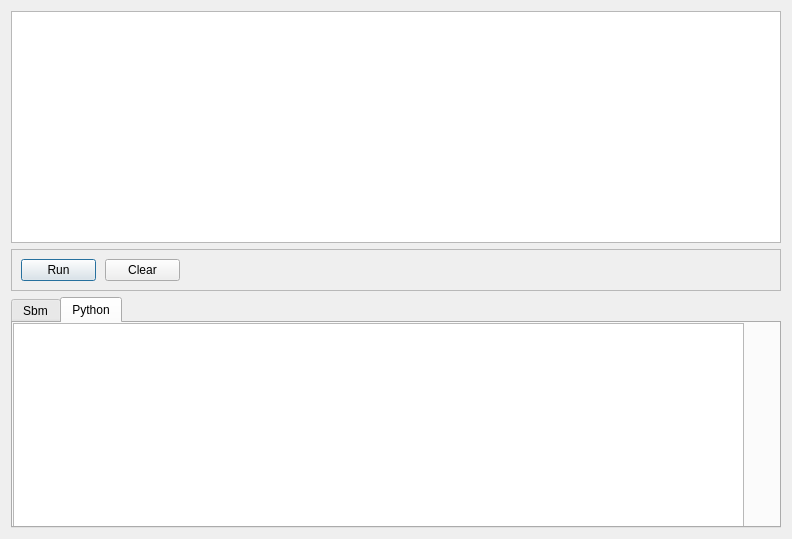
The window that core/smartbody/sbm-debugger/gui/designer/CommandDialog.ui (DrAlta/smartbody) describes before a commit, drawn with Qt 5.
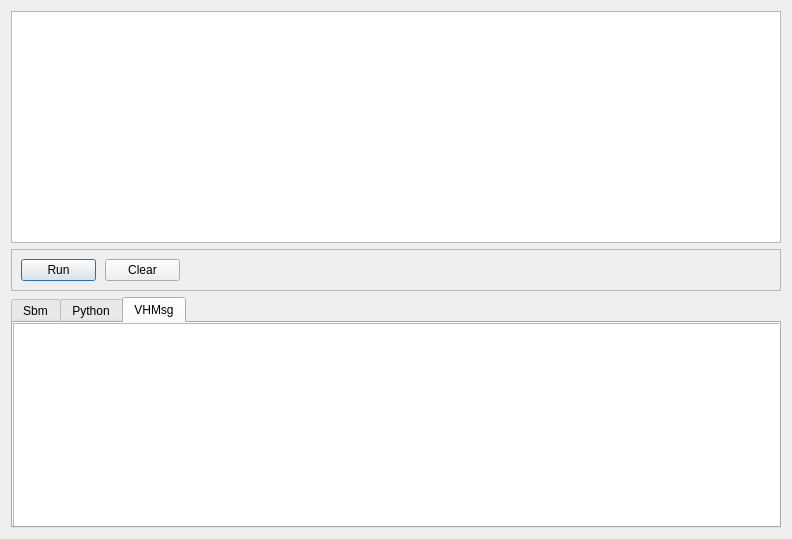
The same window after the commit. The open tabs and pages were chosen to show the change.

Commit message: sbmdebugger- the vhmsg and sbm tabs in the command window now work. The data viewer window now has all of it's fields populated.

The edit to the form file:
```diff
--- a/core/smartbody/sbm-debugger/gui/designer/CommandDialog.ui
+++ b/core/smartbody/sbm-debugger/gui/designer/CommandDialog.ui
@@ -6,7 +6,7 @@
    <rect>
     <x>0</x>
     <y>0</y>
-    <width>747</width>
+    <width>788</width>
     <height>539</height>
    </rect>
   </property>
@@ -103,7 +103,22 @@
         <rect>
          <x>0</x>
          <y>0</y>
-         <width>731</width>
+         <width>771</width>
+         <height>211</height>
+        </rect>
+       </property>
+      </widget>
+     </widget>
+     <widget class="QWidget" name="tab">
+      <attribute name="title">
+       <string>VHMsg</string>
+      </attribute>
+      <widget class="QPlainTextEdit" name="vhmsgTextEdit">
+       <property name="geometry">
+        <rect>
+         <x>0</x>
+         <y>0</y>
+         <width>771</width>
          <height>211</height>
         </rect>
        </property>
```
Left out of the diff: 4 changed lines with no effect on the pictures. The commit also changes 22 other files.
